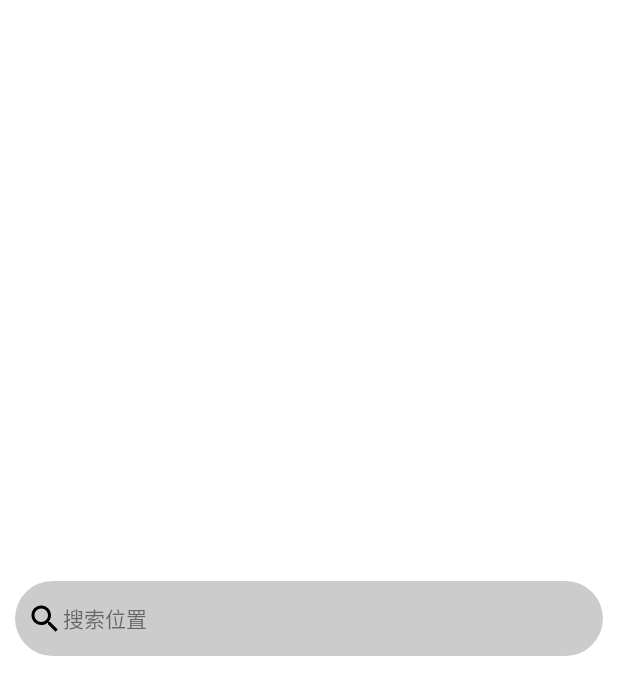
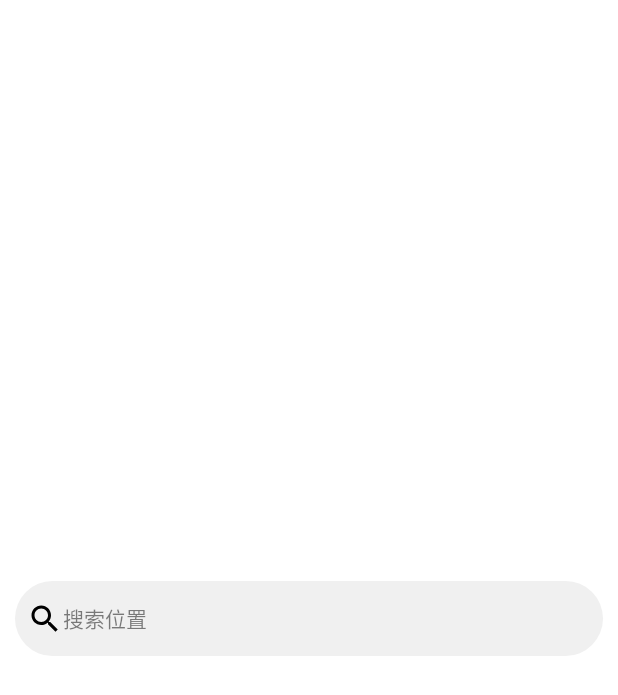
Before and after one commit to nlosou/SunnyWeather, an Android app built with Jetpack Compose: the @Preview function GreetingPreview3, on a phone screen of 412 x 824 dp. Shown: the top 695 px of the screen. Run offline under Robolectric (Android 15) with nearby library versions, the phone set to English and light mode, and no system bars.

Commit message:
Auto commit on 2025年 02月 23日 星期日 15:38:24 CST

```diff
--- a/app/src/main/java/com/sunnyweather/android/logic/Repository.kt
+++ b/app/src/main/java/com/sunnyweather/android/logic/Repository.kt
@@ -2,11 +2,14 @@ package com.sunnyweather.android.logic
 
 import com.sunnyweather.android.log
 import com.sunnyweather.android.logic.model.Place
+import com.sunnyweather.android.logic.network.ServiceCreator
+import com.sunnyweather.android.logic.network.ServiceCreator_2
 import com.sunnyweather.android.logic.network.SunnyWeatherNetwork
 import kotlinx.coroutines.Dispatchers
 import kotlinx.coroutines.flow.Flow
 import kotlinx.coroutines.flow.flow
 import kotlinx.coroutines.flow.flowOn
+import kotlinx.coroutines.withContext
 
 object Repository {
     fun searchPlaces(query: String): Flow<Result<List<Place>>> = flow {
@@ -30,3 +33,24 @@ object Repository {
         }
     }.flowOn(Dispatchers.IO)
 }
+
+object AdcodeService {
+    fun searchPlacesByKeyword(keyword: String): Flow<Result<List<Place>>> =
+        flow {
+            emit(withContext(Dispatchers.IO) {
+                try {
+                    val response = ServiceCreator_2.placeService.searchAdcodes().execute()
+                    if (response.isSuccessful) {
+                        val places = response.body()?.filter {
+                            it.formatted_address.contains(keyword, true) // 忽略大小写
+                        } ?: emptyList()
+                        Result.success(places)
+                    } else {
+                        Result.failure(Throwable("Request failed with code: ${response.code()}"))
+                    }
+                } catch (e: Exception) {
+                    Result.failure(e)
+                }
+            })
+        }
+}
--- a/app/src/main/java/com/sunnyweather/android/logic/network/PlaceService.kt
+++ b/app/src/main/java/com/sunnyweather/android/logic/network/PlaceService.kt
@@ -1,7 +1,12 @@
 package com.sunnyweather.android.logic.network
 
 import com.sunnyweather.android.SunnyWeatherApplication
+import com.sunnyweather.android.logic.model.Place
 import com.sunnyweather.android.logic.model.PlaceResponse
+import kotlinx.coroutines.Dispatchers
+import kotlinx.coroutines.withContext
+import okhttp3.OkHttpClient
+import okhttp3.Request
 import retrofit2.Call
 import retrofit2.http.Query
 import retrofit2.http.GET
@@ -11,4 +16,6 @@ import retrofit2.http.GET
 interface PlaceService {
     @GET("v2/place?token=${SunnyWeatherApplication.TOKEN}&lang=zh_CN")
     fun serachPlaces(@Query("query") query:String): Call<PlaceResponse>
+    @GET("CSV/tableConvert.com_203upw.json")
+    fun searchAdcodes(): Call<List<Place>>
 }
--- a/app/src/main/java/com/sunnyweather/android/logic/network/SunnyWeatherNetwork.kt
+++ b/app/src/main/java/com/sunnyweather/android/logic/network/SunnyWeatherNetwork.kt
@@ -1,6 +1,9 @@
 package com.sunnyweather.android.logic.network
 
 import com.sunnyweather.android.log
+import kotlinx.coroutines.Dispatchers
+import kotlinx.coroutines.flow.flow
+import kotlinx.coroutines.withContext
 import retrofit2.Call
 import retrofit2.Callback
 import retrofit2.Response
@@ -15,7 +18,6 @@ object SunnyWeatherNetwork {
     private val placeService=ServiceCreator.create<PlaceService>()
 
     suspend fun searchPlaces(query:String)= placeService.serachPlaces(query).await()
-
     private suspend fun <T> Call<T>.await():T{
         "SunnyWeatherNetwork".log("start")
         return  suspendCoroutine { continuation ->
--- a/app/src/main/java/com/sunnyweather/android/ui/component/MaterialCardView.kt
+++ b/app/src/main/java/com/sunnyweather/android/ui/component/MaterialCardView.kt
@@ -30,8 +30,7 @@ import androidx.compose.ui.tooling.preview.Preview
 import androidx.compose.ui.unit.dp
 import androidx.compose.ui.unit.sp
 
-import com.sunnyweather.android.ui.component.ui.theme.SunnyWeatherTheme
-
+import com.sunnyweather.android.ui.theme.SunnyWeatherTheme
 
 
 @Composable
@@ -58,8 +57,6 @@ fun Surface_Card(City_name:String) {
                         }
                     }
                 }
-
-
         }
 }
 
--- a/app/src/main/java/com/sunnyweather/android/ui/component/SearchBar.kt
+++ b/app/src/main/java/com/sunnyweather/android/ui/component/SearchBar.kt
@@ -36,8 +36,8 @@ import androidx.compose.ui.unit.dp
 import androidx.lifecycle.Lifecycle
 import androidx.lifecycle.LifecycleEventObserver
 import com.sunnyweather.android.log
-import com.sunnyweather.android.ui.component.ui.theme.SunnyWeatherTheme
 import com.sunnyweather.android.ui.place.PlaceViewModel
+import com.sunnyweather.android.ui.theme.SunnyWeatherTheme
 import kotlinx.coroutines.launch
 import kotlinx.coroutines.runBlocking
 
@@ -76,7 +76,11 @@ fun SearchBar(mainViewModel: PlaceViewModel) {
             onValueChange = {
                 mainViewModel.setText(it)
                 "onValueChange".log(text)
-                mainViewModel.searchPlaces(it)
+                if(it.isNotEmpty())
+                {
+                    mainViewModel.searchPlaces(it)
+                }
+
                 mainViewModel._placeList.clear()
 
             },
@@ -120,7 +124,7 @@ fun SearchBar(mainViewModel: PlaceViewModel) {
 
             },
             modifier = Modifier.padding(horizontal = 10.dp)
-                .background(Color.LightGray, CircleShape)
+                .background(Color(240,240,240), CircleShape)
                 .height(50.dp)
                 .fillMaxWidth()
         )
--- a/app/src/main/java/com/sunnyweather/android/ui/component/ui/theme/Color.kt
+++ /dev/null
@@ -1,11 +0,0 @@
-package com.sunnyweather.android.ui.component.ui.theme
-
-import androidx.compose.ui.graphics.Color
-
-val Purple80 = Color(0xFFD0BCFF)
-val PurpleGrey80 = Color(0xFFCCC2DC)
-val Pink80 = Color(0xFFEFB8C8)
-
-val Purple40 = Color(0xFF6650a4)
-val PurpleGrey40 = Color(0xFF625b71)
-val Pink40 = Color(0xFF7D5260)
--- a/app/src/main/java/com/sunnyweather/android/ui/component/ui/theme/Theme.kt
+++ /dev/null
@@ -1,58 +0,0 @@
-package com.sunnyweather.android.ui.component.ui.theme
-
-import android.app.Activity
-import android.os.Build
-import androidx.compose.foundation.isSystemInDarkTheme
-import androidx.compose.material3.MaterialTheme
-import androidx.compose.material3.darkColorScheme
-import androidx.compose.material3.dynamicDarkColorScheme
-import androidx.compose.material3.dynamicLightColorScheme
-import androidx.compose.material3.lightColorScheme
-import androidx.compose.runtime.Composable
-import androidx.compose.ui.platform.LocalContext
-
-private val DarkColorScheme = darkColorScheme(
-    primary = Purple80,
-    secondary = PurpleGrey80,
-    tertiary = Pink80
-)
-
-private val LightColorScheme = lightColorScheme(
-    primary = Purple40,
-    secondary = PurpleGrey40,
-    tertiary = Pink40
-
-    /* Other default colors to override
-    background = Color(0xFFFFFBFE),
-    surface = Color(0xFFFFFBFE),
-    onPrimary = Color.White,
-    onSecondary = Color.White,
-    onTertiary = Color.White,
-    onBackground = Color(0xFF1C1B1F),
-    onSurface = Color(0xFF1C1B1F),
-    */
-)
-
-@Composable
-fun SunnyWeatherTheme(
-    darkTheme: Boolean = isSystemInDarkTheme(),
-    // Dynamic color is available on Android 12+
-    dynamicColor: Boolean = true,
-    content: @Composable () -> Unit
-) {
-    val colorScheme = when {
-        dynamicColor && Build.VERSION.SDK_INT >= Build.VERSION_CODES.S -> {
-            val context = LocalContext.current
-            if (darkTheme) dynamicDarkColorScheme(context) else dynamicLightColorScheme(context)
-        }
-
-        darkTheme -> DarkColorScheme
-        else -> LightColorScheme
-    }
-
-    MaterialTheme(
-        colorScheme = colorScheme,
-        typography = Typography,
-        content = content
-    )
-}
--- a/app/src/main/java/com/sunnyweather/android/ui/component/ui/theme/Type.kt
+++ /dev/null
@@ -1,34 +0,0 @@
-package com.sunnyweather.android.ui.component.ui.theme
-
-import androidx.compose.material3.Typography
-import androidx.compose.ui.text.TextStyle
-import androidx.compose.ui.text.font.FontFamily
-import androidx.compose.ui.text.font.FontWeight
-import androidx.compose.ui.unit.sp
-
-// Set of Material typography styles to start with
-val Typography = Typography(
-    bodyLarge = TextStyle(
-        fontFamily = FontFamily.Default,
-        fontWeight = FontWeight.Normal,
-        fontSize = 16.sp,
-        lineHeight = 24.sp,
-        letterSpacing = 0.5.sp
-    )
-    /* Other default text styles to override
-    titleLarge = TextStyle(
-        fontFamily = FontFamily.Default,
-        fontWeight = FontWeight.Normal,
-        fontSize = 22.sp,
-        lineHeight = 28.sp,
-        letterSpacing = 0.sp
-    ),
-    labelSmall = TextStyle(
-        fontFamily = FontFamily.Default,
-        fontWeight = FontWeight.Medium,
-        fontSize = 11.sp,
-        lineHeight = 16.sp,
-        letterSpacing = 0.5.sp
-    )
-    */
-)
--- a/app/src/main/java/com/sunnyweather/android/ui/layout/fragment_place.kt
+++ b/app/src/main/java/com/sunnyweather/android/ui/layout/fragment_place.kt
@@ -54,7 +54,7 @@ fun Greeting2(mainViewModel: PlaceViewModel) {
                         onClick = { /* 按钮点击事件 */ },
                         colors = ButtonDefaults.buttonColors(
                             containerColor = Color(0x0000000),   // 设置按钮背景颜色为白色
-                            contentColor = Color(0xFF0096FF)       // 设置按钮文本颜色为黑色
+                            contentColor = Color(68,142,226)       // 设置按钮文本颜色为黑色
                         )
                     ) {
                         Text("取消")
@@ -76,7 +76,7 @@ fun Greeting2(mainViewModel: PlaceViewModel) {
 
                 items(mainViewModel._placeList.size) { item ->
 
-                    Surface_Card(mainViewModel._placeList[item].name)
+                    Surface_Card(mainViewModel._placeList[item].formatted_address)
                 }
             }
         }else{
--- a/app/src/main/java/com/sunnyweather/android/ui/place/PlaceViewModel.kt
+++ b/app/src/main/java/com/sunnyweather/android/ui/place/PlaceViewModel.kt
@@ -8,6 +8,7 @@ import androidx.compose.runtime.mutableStateOf
 import androidx.lifecycle.MutableLiveData
 import androidx.lifecycle.ViewModel
 import com.sunnyweather.android.log
+import com.sunnyweather.android.logic.AdcodeService
 import com.sunnyweather.android.logic.Repository
 import com.sunnyweather.android.logic.model.Place
 import kotlinx.coroutines.ExperimentalCoroutinesApi
@@ -18,11 +19,13 @@ import kotlinx.coroutines.flow.flatMapLatest
 import kotlinx.coroutines.flow.onEach
 import kotlin.math.log
 
+
 class PlaceViewModel :ViewModel(){
     private val searchQuery = MutableStateFlow<String>("")
      val _placeList = mutableStateListOf<Place>() // 可观察的列表
     //val placeList: List<Place> = _placeList
     // 定义一个可变状态变量，用于存储第一个文本框的值
+    /*
     @OptIn(ExperimentalCoroutinesApi::class)
     val placeFlow = searchQuery.flatMapLatest { query ->
         // 假设 Repository.searchPlace(query) 返回一个 Flow<List<Place>>
@@ -44,15 +47,39 @@ class PlaceViewModel :ViewModel(){
                     e ->
                 "placeFlow caught exception".log(e.toString())
             }
+     */
 
+    /*
 
-
+     */
+    @OptIn(ExperimentalCoroutinesApi::class)
+    val placeFlow=searchQuery.flatMapLatest {
+            query ->
+        AdcodeService.searchPlacesByKeyword(query)
+            .onEach {
+                    result ->
+                result.fold(
+                    onSuccess = {
+                        // 清空旧数据并添加新数据
+                        _placeList.clear()
+                        _placeList.addAll(it)
+                        "placeList".log("${_placeList.toList()}")
+                    },
+                    onFailure = {
+                            error ->
+                        "Result.error".log("${error}")
+                    }
+                )
+            }.catch {
+                    e ->
+                "placeFlow caught exception".log(e.toString())
+            }
+    }
 
     fun searchPlaces(query: String)
     {
         searchQuery.value=query
     }
-
 
     // 定义一个可变状态变量，用于存储第一个文本框的值
     private val _text = mutableStateOf("")
```
Also changed, not shown: app/src/main/java/com/sunnyweather/android/logic/model/PlaceResponse.kt (+7 -2 lines), app/src/main/java/com/sunnyweather/android/logic/network/ServiceCreator.kt (+10 -0 lines), app/src/main/java/com/sunnyweather/android/ui/layout/HotCityandCurrentCity.kt (+17 -0 lines).
